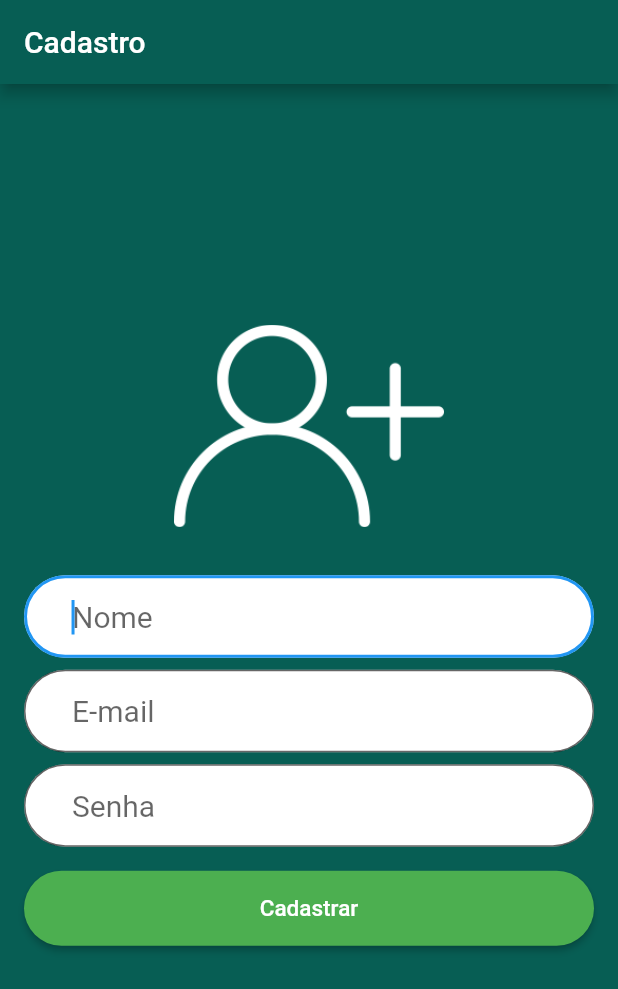
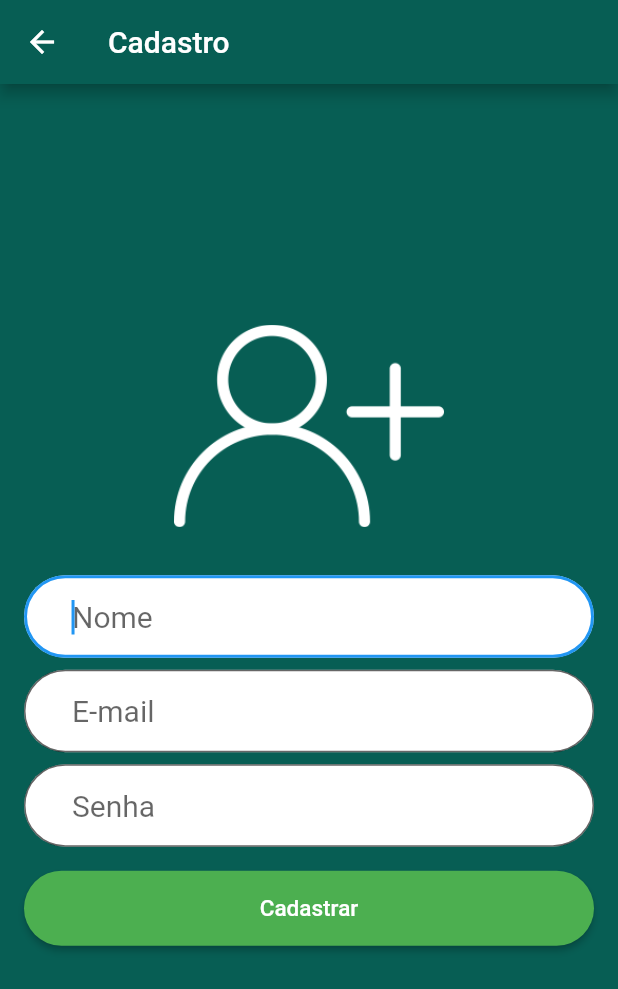
Before and after one commit to tglima/whatzapp-clone, a Flutter app: the screen it shows after launch, after a tap on "Ainda não tem conta? Cadastre-se!", on a phone screen of 412 x 824 dp. Shown: the top 989 px of the screen. Run offline on Flutter 3.47's test engine with Material 2 defaults, Android fonts, the phone set to English and light mode, and no system bars; our stand-ins replace cloud_firestore, firebase_auth; accounts and stored records are empty.

Commit message:
Recursos de rotas - avançado

```diff
--- a/lib/home.dart
+++ b/lib/home.dart
@@ -2,8 +2,6 @@ import 'package:firebase_auth/firebase_auth.dart';
 import 'package:flutter/material.dart';
 import 'package:whatzapp/screen/tabContact.dart';
 import 'package:whatzapp/screen/tabTalk.dart';
-
-import 'login.dart';
 
 class Home extends StatefulWidget {
   @override
@@ -37,8 +35,7 @@ class _HomeState extends State<Home> with SingleTickerProviderStateMixin {
   _signOutUser() async {
     FirebaseAuth auth = FirebaseAuth.instance;
     await auth.signOut();
-    Navigator.pushReplacement(
-        context, MaterialPageRoute(builder: (context) => Login()));
+    Navigator.pushReplacementNamed(context, "/login");
   }
 
   @override
--- a/lib/login.dart
+++ b/lib/login.dart
@@ -1,8 +1,5 @@
+import 'package:flutter/material.dart';
 import 'package:firebase_auth/firebase_auth.dart';
-import 'package:flutter/material.dart';
-import 'package:whatzapp/register.dart';
-
-import 'home.dart';
 import 'model/user.dart';
 
 class Login extends StatefulWidget {
@@ -46,8 +43,7 @@ class _LoginState extends State<Login> {
     auth
         .signInWithEmailAndPassword(email: user.email, password: user.passcode)
         .then((firebaseUser) {
-      Navigator.pushReplacement(
-          context, MaterialPageRoute(builder: (context) => Home()));
+      Navigator.pushReplacementNamed(context, "/home");
     }).catchError((error) {
       setState(() {
         _messageError =
@@ -60,12 +56,8 @@ class _LoginState extends State<Login> {
     FirebaseAuth auth = FirebaseAuth.instance;
     FirebaseUser userLoged = await auth.currentUser();
 
-    //deslogar usuario
-    //auth.signOut();
-
     if (userLoged != null) {
-      Navigator.pushReplacement(
-          context, MaterialPageRoute(builder: (context) => Home()));
+      Navigator.pushReplacementNamed(context, "/home");
     }
   }
 
@@ -145,8 +137,7 @@ class _LoginState extends State<Login> {
                       style: TextStyle(color: Colors.white),
                     ),
                     onTap: () {
-                      Navigator.pushReplacement(context,
-                          MaterialPageRoute(builder: (context) => Register()));
+                      Navigator.pushNamed(context, "/register");
                     },
                   ),
                 ),
--- a/lib/main.dart
+++ b/lib/main.dart
@@ -1,4 +1,5 @@
 import 'package:flutter/material.dart';
+import 'package:whatzapp/routeGenerator.dart';
 import 'login.dart';
 
 void main() {
@@ -6,6 +7,8 @@ void main() {
     home: Login(),
     theme: ThemeData(
         primaryColor: Color(0xff075E54), accentColor: Color(0xff25D366)),
+    initialRoute: "/",
+    onGenerateRoute: RouteGenerator.generateRoute,
     debugShowCheckedModeBanner: false,
   ));
 }
--- a/lib/register.dart
+++ b/lib/register.dart
@@ -1,8 +1,6 @@
 import 'package:cloud_firestore/cloud_firestore.dart';
 import 'package:flutter/material.dart';
 import 'package:firebase_auth/firebase_auth.dart';
-
-import 'home.dart';
 import 'model/user.dart';
 
 class Register extends StatefulWidget {
@@ -59,9 +57,7 @@ class _RegisterState extends State<Register> {
         .then((firebaseUser) {
       Firestore db = Firestore.instance;
       db.collection("users").document(firebaseUser.uid).setData(pUser.toMap());
-
-      Navigator.pushReplacement(
-          context, MaterialPageRoute(builder: (context) => Home()));
+      Navigator.pushNamedAndRemoveUntil(context, "/home", (route) => false);
     }).catchError((error) {
       setState(() {
         _messageError =
--- /dev/null
+++ b/lib/routeGenerator.dart
@@ -0,0 +1,31 @@
+import 'package:flutter/material.dart';
+import 'package:whatzapp/home.dart';
+import 'package:whatzapp/register.dart';
+
+import 'login.dart';
+
+class RouteGenerator {
+  static Route<dynamic> generateRoute(RouteSettings pRouteSettings) {
+    switch (pRouteSettings.name) {
+      case "/":
+        return MaterialPageRoute(builder: (context) => Login());
+      case "/login":
+        return MaterialPageRoute(builder: (context) => Login());
+      case "/register":
+        return MaterialPageRoute(builder: (context) => Register());
+      case "/home":
+        return MaterialPageRoute(builder: (context) => Home());
+      default:
+        return _errorRoute();
+    }
+  }
+
+  static Route<dynamic> _errorRoute() {
+    return MaterialPageRoute(builder: (context) {
+      return Scaffold(
+        appBar: AppBar(title: Text("Tela não encontrada")),
+        body: Center(child: Text("Tela não encontrada!")),
+      );
+    });
+  }
+}
```
Also changed, not shown: 1 other file.
